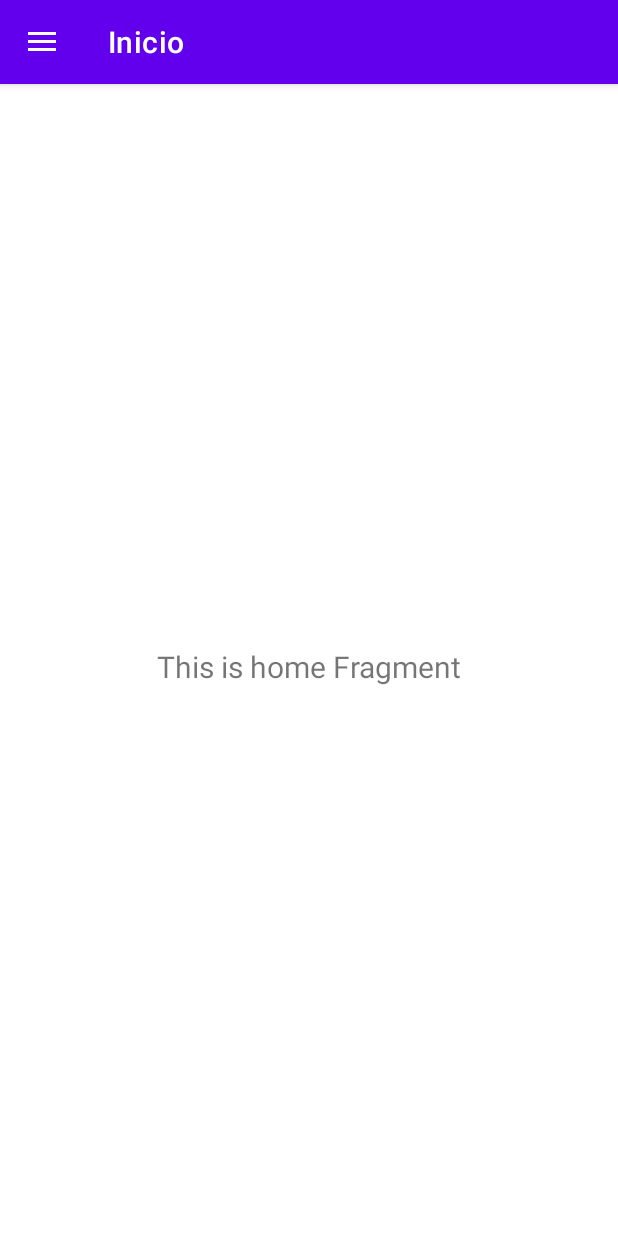
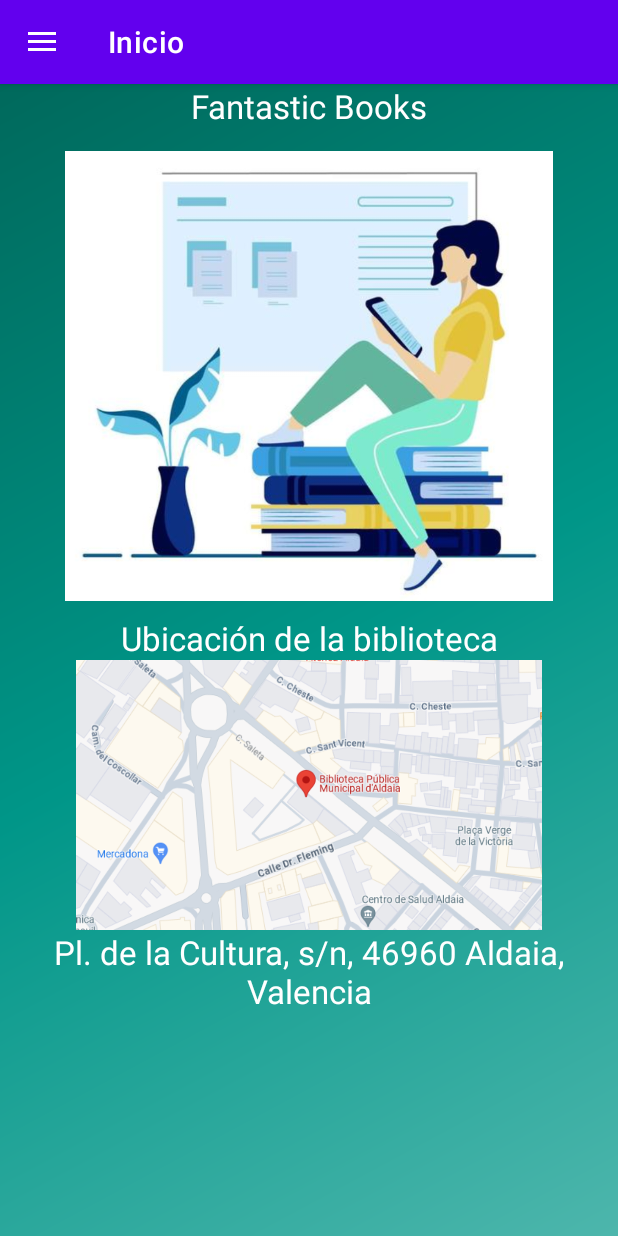
Before and after one commit to Juan-AntonioH/FantasticBooks, an Android app: the screen it shows after launch (MainActivity), on a phone screen of 412 x 824 dp. Run offline under Robolectric (Android 15) with nearby library versions, the phone set to English and light mode, and no system bars; our stand-ins replace Firebase (no records; nobody signed in at launch, a user with empty details on screens opened directly), Picasso, navigation-ui; pictures from the network do not load.

Commit message:
fragmento inicioÃ

```diff
--- a/app/build.gradle.kts
+++ b/app/build.gradle.kts
@@ -2,6 +2,7 @@ plugins {
     id("com.android.application")
     id("com.google.gms.google-services")
     id("org.jetbrains.kotlin.android")
+    id("com.google.android.libraries.mapsplatform.secrets-gradle-plugin")
 }
 
 android {
--- a/app/src/main/AndroidManifest.xml
+++ b/app/src/main/AndroidManifest.xml
@@ -1,13 +1,15 @@
 <?xml version="1.0" encoding="utf-8"?>
 <manifest xmlns:android="http://schemas.android.com/apk/res/android"
     xmlns:tools="http://schemas.android.com/tools">
+
     <uses-permission android:name="android.permission.ACCESS_NETWORK_STATE" />
-    <uses-permission android:name="android.permission.INTERNET"/>
-    <uses-permission android:name="android.permission.READ_EXTERNAL_STORAGE"/>
+    <uses-permission android:name="android.permission.INTERNET" />
+    <uses-permission android:name="android.permission.READ_EXTERNAL_STORAGE" />
+
     <application
         android:allowBackup="true"
+        android:dataExtractionRules="@xml/data_extraction_rules"
         android:enableOnBackInvokedCallback="true"
-        android:dataExtractionRules="@xml/data_extraction_rules"
         android:fullBackupContent="@xml/backup_rules"
         android:icon="@mipmap/imagen_app"
         android:label="@string/app_name"
@@ -15,6 +17,7 @@
         android:supportsRtl="true"
         android:theme="@style/Theme.FantasticBooks"
         tools:targetApi="31">
+
         <activity
             android:name=".MainActivity"
             android:exported="true"
--- a/app/src/main/java/com/juanhegi/fantasticbooks/ui/home/HomeFragment.kt
+++ b/app/src/main/java/com/juanhegi/fantasticbooks/ui/home/HomeFragment.kt
@@ -1,9 +1,12 @@
 package com.juanhegi.fantasticbooks.ui.home
 
+import android.content.Intent
+import android.net.Uri
 import android.os.Bundle
 import android.view.LayoutInflater
 import android.view.View
 import android.view.ViewGroup
+import android.widget.ImageView
 import android.widget.TextView
 import androidx.fragment.app.Fragment
 import androidx.lifecycle.ViewModelProvider
@@ -12,10 +15,11 @@ import com.juanhegi.fantasticbooks.databinding.FragmentHomeBinding
 class HomeFragment : Fragment() {
 
     private var _binding: FragmentHomeBinding? = null
-
+    private lateinit var maps:ImageView
     // This property is only valid between onCreateView and
     // onDestroyView.
     private val binding get() = _binding!!
+
 
     override fun onCreateView(
         inflater: LayoutInflater,
@@ -27,10 +31,13 @@ class HomeFragment : Fragment() {
 
         _binding = FragmentHomeBinding.inflate(inflater, container, false)
         val root: View = binding.root
-
-        val textView: TextView = binding.textHome
-        homeViewModel.text.observe(viewLifecycleOwner) {
-            textView.text = it
+        maps = binding.maps
+        maps.setOnClickListener{
+            val latitude = 39.46385633926566
+            val longitude = -0.4676711968430236
+            val uri = "https://www.google.com/maps?q=$latitude,$longitude"
+            val intent = Intent(Intent.ACTION_VIEW, Uri.parse(uri))
+            startActivity(intent)
         }
         return root
     }
--- a/app/src/main/res/layout/fragment_home.xml
+++ b/app/src/main/res/layout/fragment_home.xml
@@ -1,22 +1,62 @@
 <?xml version="1.0" encoding="utf-8"?>
-<androidx.constraintlayout.widget.ConstraintLayout xmlns:android="http://schemas.android.com/apk/res/android"
-    xmlns:app="http://schemas.android.com/apk/res-auto"
+<LinearLayout xmlns:android="http://schemas.android.com/apk/res/android"
     xmlns:tools="http://schemas.android.com/tools"
     android:layout_width="match_parent"
     android:layout_height="match_parent"
+    android:background="@drawable/side_nav_bar"
+    android:fillViewport="true"
+    android:orientation="vertical"
     tools:context=".ui.home.HomeFragment">
 
-    <TextView
-        android:id="@+id/text_home"
+    <LinearLayout
         android:layout_width="match_parent"
         android:layout_height="wrap_content"
-        android:layout_marginStart="8dp"
-        android:layout_marginTop="8dp"
-        android:layout_marginEnd="8dp"
-        android:textAlignment="center"
-        android:textSize="20sp"
-        app:layout_constraintBottom_toBottomOf="parent"
-        app:layout_constraintEnd_toEndOf="parent"
-        app:layout_constraintStart_toStartOf="parent"
-        app:layout_constraintTop_toTopOf="parent" />
-</androidx.constraintlayout.widget.ConstraintLayout>
+        android:orientation="vertical">
+
+        <TextView
+            android:layout_width="match_parent"
+            android:layout_height="wrap_content"
+            android:gravity="center"
+            android:paddingBottom="15dp"
+            android:text="Fantastic Books"
+            android:textAppearance="@style/TextAppearance.AppCompat.Large"
+            android:textColor="@color/white" />
+
+        <ImageView
+            android:layout_width="match_parent"
+            android:layout_height="300dp"
+            android:src="@drawable/inicio" />
+
+    </LinearLayout>
+
+    <LinearLayout
+        android:layout_width="match_parent"
+        android:layout_height="wrap_content"
+        android:orientation="vertical"
+        android:padding="10dp">
+
+        <TextView
+            android:layout_width="match_parent"
+            android:layout_height="wrap_content"
+            android:gravity="center"
+            android:text="Ubicación de la biblioteca"
+            android:textAppearance="@style/TextAppearance.AppCompat.Large"
+            android:textColor="@color/white" />
+
+        <ImageView
+            android:id="@+id/maps"
+            android:layout_width="match_parent"
+            android:layout_height="180dp"
+            android:src="@drawable/map" />
+
+        <TextView
+            android:layout_width="match_parent"
+            android:layout_height="wrap_content"
+            android:gravity="center"
+            android:text="Pl. de la Cultura, s/n, 46960 Aldaia, Valencia"
+            android:textAppearance="@style/TextAppearance.AppCompat.Large"
+            android:textColor="@color/white" />
+
+    </LinearLayout>
+
+</LinearLayout>
--- a/build.gradle.kts
+++ b/build.gradle.kts
@@ -3,4 +3,5 @@ plugins {
     id("com.android.application") version "8.1.3" apply false
     id("org.jetbrains.kotlin.android") version "1.9.0" apply false
     id("com.google.gms.google-services") version "4.4.1" apply false
+    id("com.google.android.libraries.mapsplatform.secrets-gradle-plugin") version "2.0.1" apply false
 }
```
Also changed, not shown: app/src/main/res/drawable/inicio.PNG (added), app/src/main/res/drawable/map.PNG (added), 2 other files.
